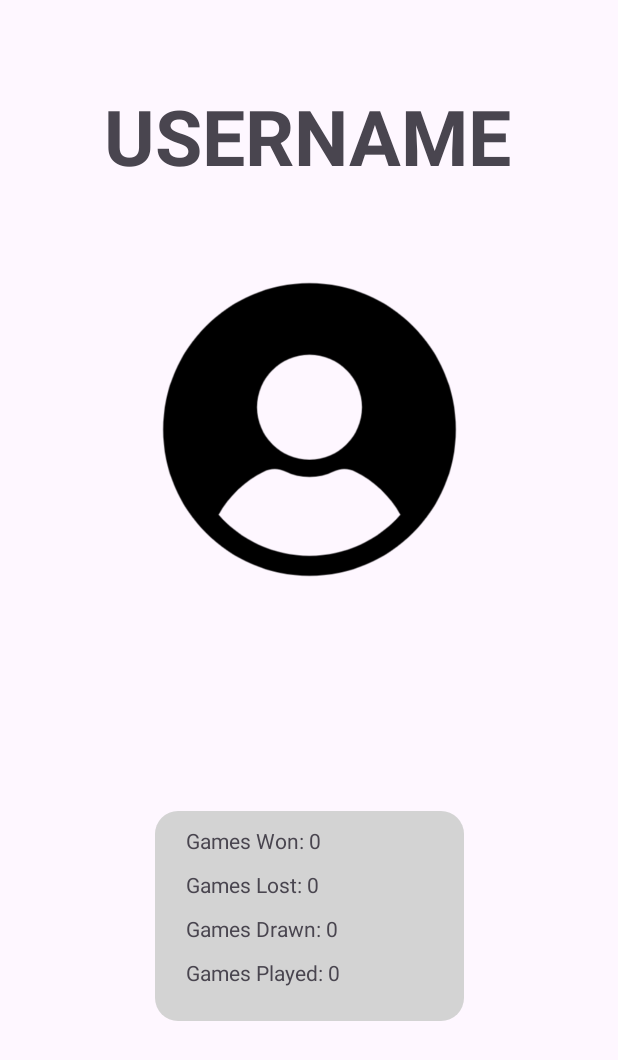
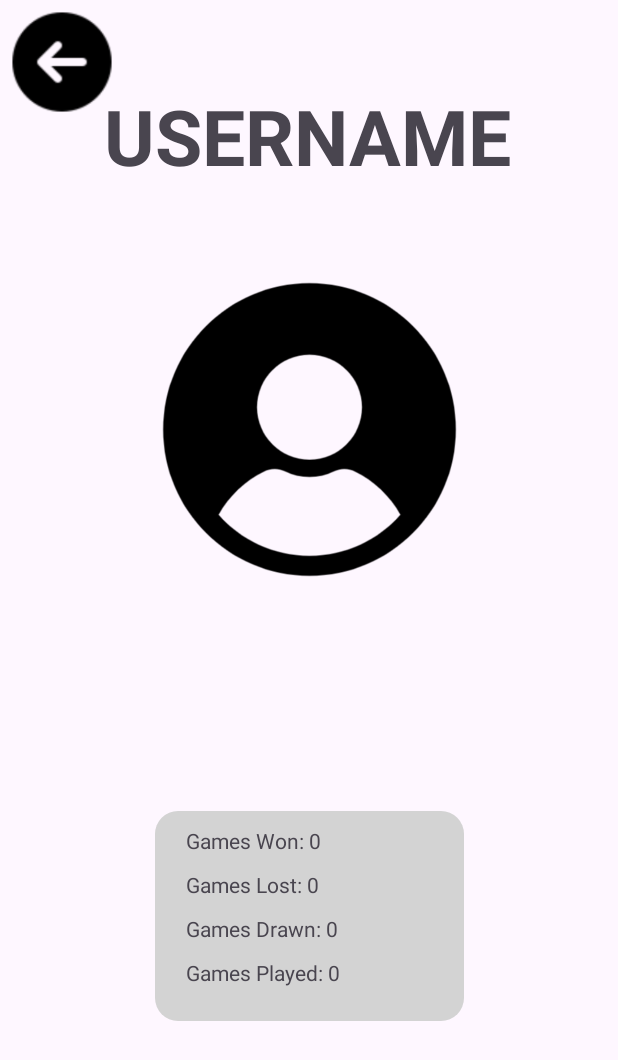
Before and after one commit to KarthikKaravatt/TicTacToeApp, an Android app: the fragment StatisticsFragment shown on its own in the app's theme, on a phone screen of 412 x 824 dp. Shown: the top 1060 px of the screen. Run offline under Robolectric (Android 15) with nearby library versions, the phone set to English and light mode, and no system bars.

Commit message:
added back buttons to all xmls that need it

```diff
--- a/app/src/main/res/layout/fragment_statistics.xml
+++ b/app/src/main/res/layout/fragment_statistics.xml
@@ -94,5 +94,29 @@
                 app:layout_constraintWidth_percent="0.8"/>
 
         </androidx.constraintlayout.widget.ConstraintLayout>
+        <androidx.constraintlayout.widget.ConstraintLayout
+            android:layout_width="0dp"
+            android:layout_height="0dp"
+
+            app:layout_constraintHeight_percent= "0.1"
+            app:layout_constraintTop_toTopOf="parent"
+            app:layout_constraintStart_toStartOf="parent"
+            app:layout_constraintEnd_toEndOf="parent"
+            >
+            <ImageView
+                android:id="@+id/back_button"
+                android:layout_width="0dp"
+                android:layout_height="0dp"
+                android:background="@drawable/back"
+                android:layout_gravity="start"
+                android:scaleType="fitXY"
+                app:layout_constraintTop_toTopOf="parent"
+                app:layout_constraintStart_toStartOf="parent"
+                app:layout_constraintBottom_toBottomOf="parent"
+                app:layout_constraintDimensionRatio="1:1">
+
+            </ImageView>
+
+        </androidx.constraintlayout.widget.ConstraintLayout>
     </androidx.constraintlayout.widget.ConstraintLayout>
 </FrameLayout>
```
Also changed, not shown: app/src/main/res/layout/fragment_game_settings.xml (+26 -0 lines), app/src/main/res/layout/fragment_leaderboard.xml (+6 -6 lines).
